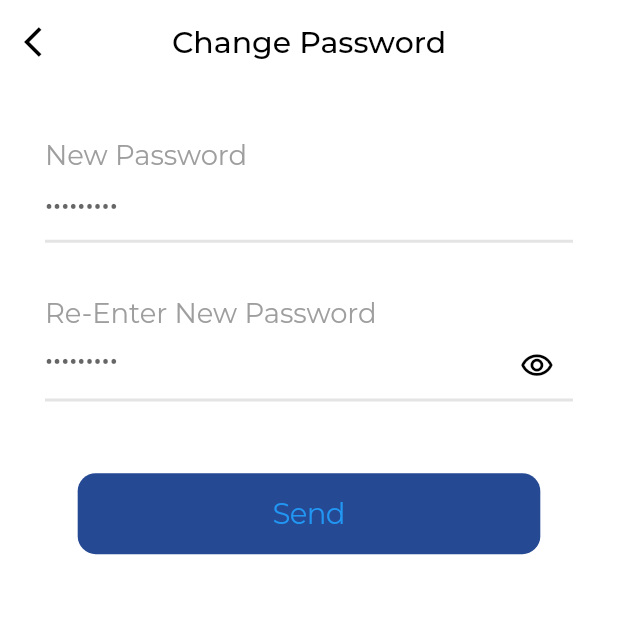
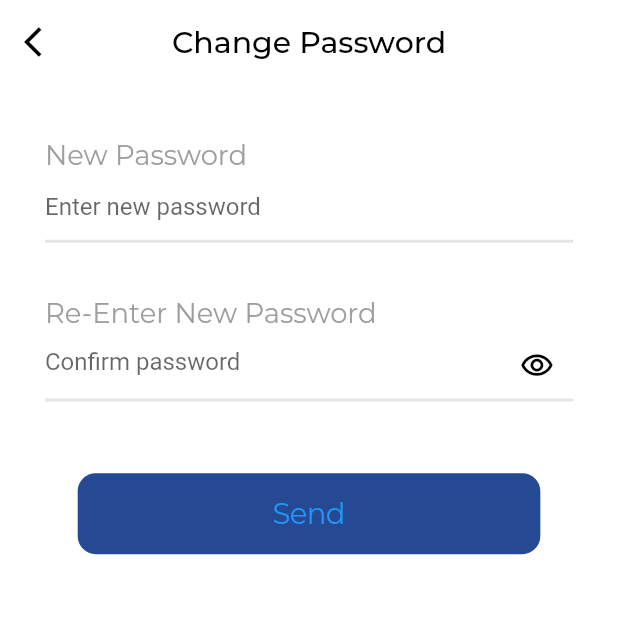
Before and after one commit to Prbhat56/SGT-Guard--Application, a Flutter app: the ChangePasswordScreen screen opened directly, on a phone screen of 412 x 824 dp, the top half of it. Run offline on Flutter 3.47's test engine with Material 2 defaults, Android fonts, the light colour scheme and no system bars; our stand-ins replace bloc, carousel_slider, dotted_border, equatable, flutter_bloc, flutter_screenutil and 10 more; missing offline and left inert: flutter_google_places_hoc081098, google_api_headers, google_maps_webservice, qr_code_scanner.

Commit message:
changing placeholder text

```diff
--- a/lib/presentation/authentication_screen/change_password_screen.dart
+++ b/lib/presentation/authentication_screen/change_password_screen.dart
@@ -80,7 +80,7 @@ class _ChangePasswordScreenState extends State<ChangePasswordScreen> {
                   focusedBorder: UnderlineInputBorder(
                     borderSide: BorderSide(color: primaryColor, width: 2),
                   ),
-                  hintText: '•••••••••',
+                  hintText: 'Enter new password',
                   focusColor: primaryColor),
               onChanged: (value) {
                 _newpasswordController.text.toString() ==
@@ -112,7 +112,7 @@ class _ChangePasswordScreenState extends State<ChangePasswordScreen> {
                   focusedBorder: UnderlineInputBorder(
                     borderSide: BorderSide(color: primaryColor, width: 2),
                   ),
-                  hintText: '•••••••••',
+                  hintText: 'Confirm password',
                   focusColor: primaryColor,
                   suffixIcon: IconButton(
                     onPressed: () {
```
